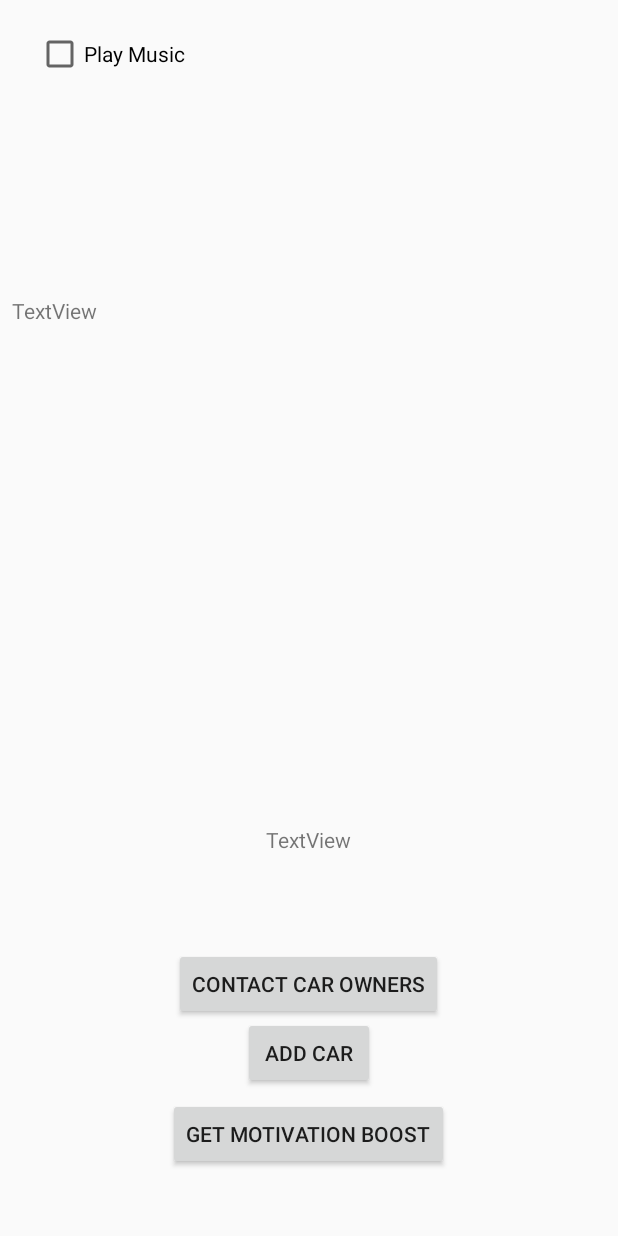
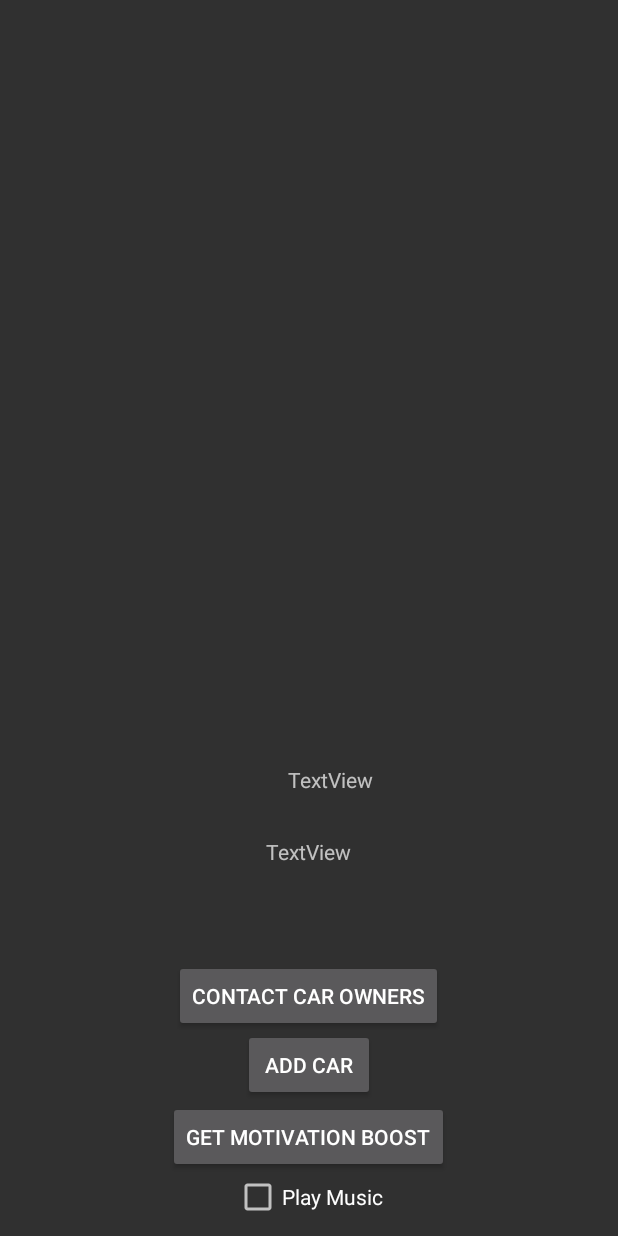
Before and after one commit to GraphZero/Android_AA_TK, an Android app: the layout activity_home.xml on its own in the app's theme, with its tools: preview values and no code run, on a phone screen of 412 x 824 dp. Run offline under Robolectric (Android 15) with nearby library versions, the phone set to English and light mode, and no system bars.

Commit message:
Add telephone

```diff
--- a/app/src/main/AndroidManifest.xml
+++ b/app/src/main/AndroidManifest.xml
@@ -14,6 +14,7 @@
     <uses-permission android:name="android.permission.INTERNET" />
 
     <application
+        android:theme="@style/Theme.AppCompat">
         android:allowBackup="true"
         android:icon="@mipmap/ic_launcher"
         android:label="@string/app_name"
--- a/app/src/main/java/com/aatk/pmanager/main/HomeActivity.java
+++ b/app/src/main/java/com/aatk/pmanager/main/HomeActivity.java
@@ -54,6 +54,7 @@ public class HomeActivity extends AppCompatActivity implements MyFragment.Callba
     @Override
     protected void onCreate(Bundle savedInstanceState) {
         super.onCreate(savedInstanceState);
+        setTheme(R.style.AppTheme);
         setContentView(R.layout.activity_home);
         initializeObjects();
         checkAndInitializeFiles();
@@ -103,6 +104,7 @@ public class HomeActivity extends AppCompatActivity implements MyFragment.Callba
 
     private void fillCarAdder(){
         if (actualCar != null && !actualCar.equals("undefined")){
+            System.out.println(actualCar);
             carAdder.setVisibility(View.GONE);
         }
         else{
@@ -133,7 +135,7 @@ public class HomeActivity extends AppCompatActivity implements MyFragment.Callba
 
     private void welcomeTheUser(){
         userName = (TextView)findViewById(R.id.userName);
-        String welcome = "Witamy, " + user;
+        String welcome = "Welcome, " + user;
         userName.setText(welcome);
         if (actualCar.equals("undefined")){
             carName.setText("Don't have your car here?");
--- a/app/src/main/res/layout/activity_home.xml
+++ b/app/src/main/res/layout/activity_home.xml
@@ -10,24 +10,21 @@
         android:id="@+id/mainView"
         android:layout_width="match_parent"
         android:layout_height="match_parent"
-        android:layout_marginBottom="8dp"
-        android:layout_marginEnd="8dp"
-        android:layout_marginStart="8dp"
-        android:layout_marginTop="8dp"
-        app:layout_constraintBottom_toBottomOf="parent"
-        app:layout_constraintEnd_toEndOf="parent"
-        app:layout_constraintHorizontal_bias="0.0"
-        app:layout_constraintStart_toStartOf="parent"
-        app:layout_constraintTop_toTopOf="parent"
-        app:layout_constraintVertical_bias="1.0">
+        tools:layout_editor_absoluteX="88dp"
+        tools:layout_editor_absoluteY="0dp">
 
 
         <TextView
             android:id="@+id/userName"
-            android:layout_width="match_parent"
-            android:layout_height="57dp"
-            android:layout_alignParentTop="true"
-            android:layout_marginTop="189dp"
+            android:layout_width="220dp"
+            android:layout_height="48dp"
+            android:layout_above="@+id/carName"
+            android:layout_alignParentBottom="false"
+            android:layout_alignParentEnd="false"
+            android:layout_alignParentLeft="false"
+            android:layout_alignParentRight="true"
+            android:layout_alignParentStart="false"
+            android:layout_alignParentTop="false"
             android:text="TextView" />
 
         <TextView
@@ -41,6 +38,7 @@
 
         <Button
             android:id="@+id/carAdder"
+            style="@style/Widget.AppCompat.Button"
             android:layout_width="wrap_content"
             android:layout_height="wrap_content"
             android:layout_alignParentBottom="true"
@@ -52,14 +50,15 @@
             android:id="@+id/checkCar"
             android:layout_width="wrap_content"
             android:layout_height="wrap_content"
-            android:layout_alignParentBottom="true"
+            android:layout_below="@+id/carAdder"
             android:layout_centerHorizontal="true"
-            android:layout_marginBottom="36dp"
+            android:layout_marginTop="-90dp"
             android:onClick="changeActivity"
             android:text="Get Motivation Boost" />
 
         <Button
             android:id="@+id/ownersContact"
+            style="@style/Widget.AppCompat.Button"
             android:layout_width="wrap_content"
             android:layout_height="wrap_content"
             android:layout_below="@+id/carName"
@@ -69,12 +68,11 @@
 
         <CheckBox
             android:id="@+id/checkBox"
+            style="@android:style/Widget.Holo.CompoundButton.CheckBox"
             android:layout_width="wrap_content"
             android:layout_height="wrap_content"
-            android:layout_alignParentStart="true"
-            android:layout_alignParentTop="true"
-            android:layout_marginStart="16dp"
-            android:layout_marginTop="12dp"
+            android:layout_below="@+id/checkCar"
+            android:layout_centerHorizontal="true"
             android:text="Play Music" />
 
     </RelativeLayout>
--- a/app/src/main/res/layout/activity_main.xml
+++ b/app/src/main/res/layout/activity_main.xml
@@ -23,7 +23,7 @@
             android:layout_width="222dp"
             android:layout_height="wrap_content"
             android:fontFamily="monospace"
-            android:text="Welcome To Our Android Project"
+            android:text="Welcome to ParManager"
             android:textSize="24sp" />
 
         <TextView
```
Also changed, not shown: app/src/main/java/com/aatk/pmanager/MainActivity.java (+21 -0 lines), app/src/main/java/com/aatk/pmanager/MessageActivity.java (+14 -0 lines), app/src/main/res/layout/content_message.xml (+15 -2 lines), 1 other file.
